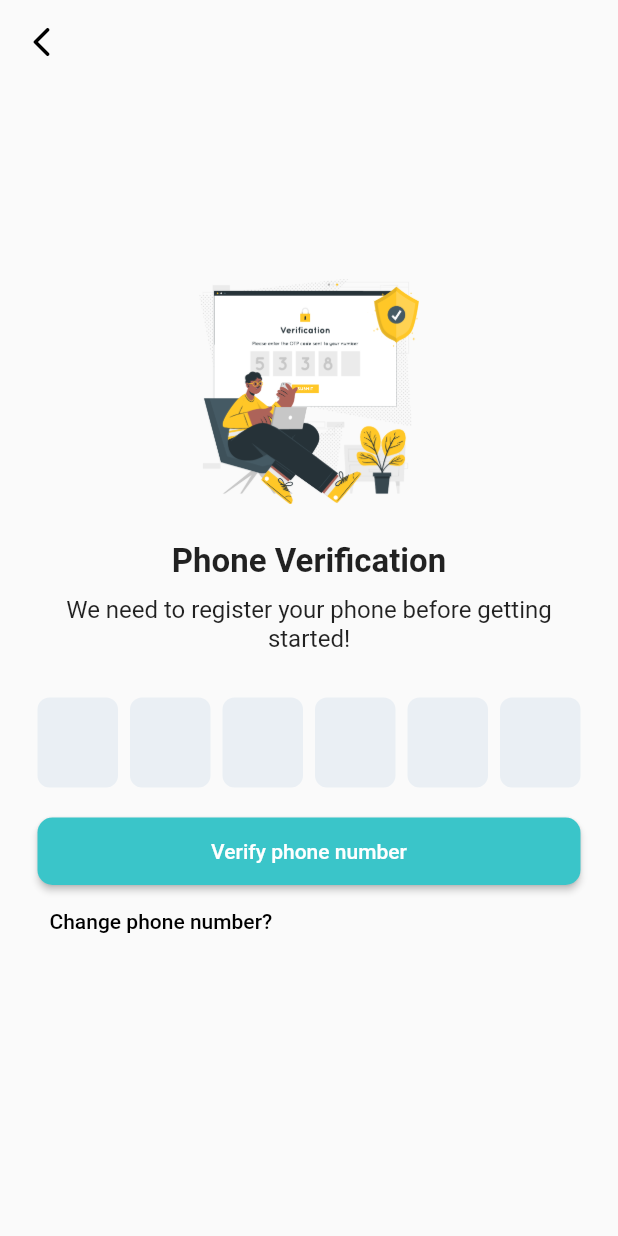
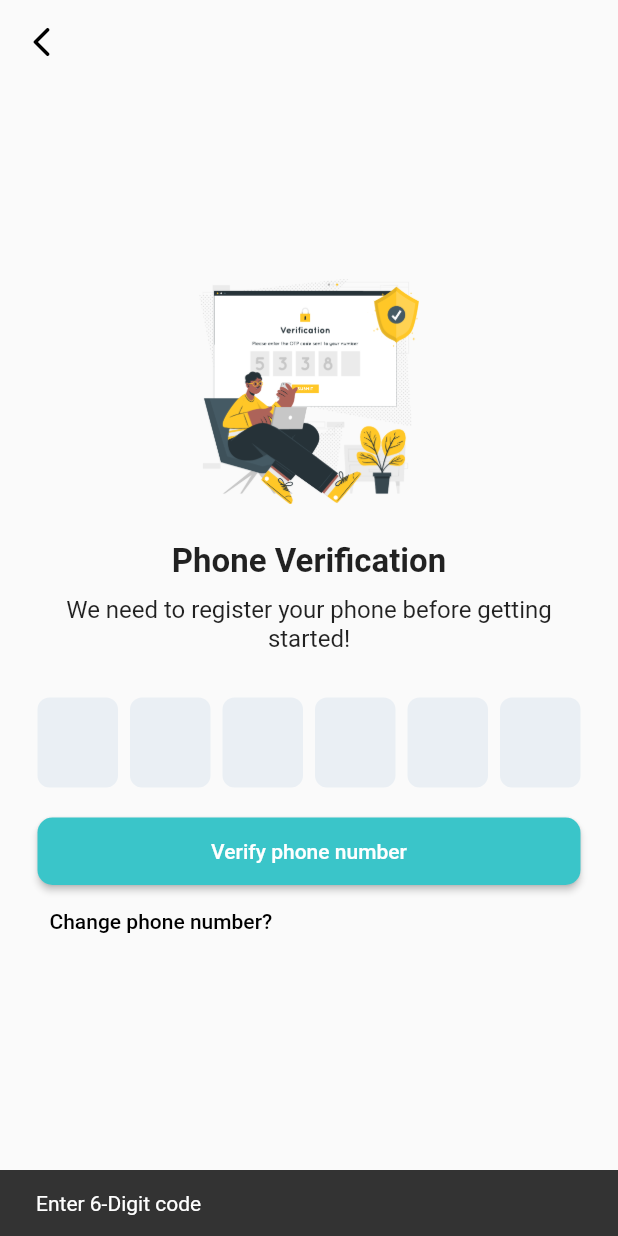
Before and after one commit to Nohopene/ecommerceapp, a Flutter app: the OTPScreen screen opened by its route, after a tap on "Verify phone number", on a phone screen of 412 x 824 dp. Run offline on Flutter 3.47's test engine with Material 2 defaults, Android fonts, the phone set to English and light mode, and no system bars; drawn by our look-alikes of pinput; our stand-ins replace cached_network_image, cloud_firestore, firebase_auth, firebase_core, flutter_rating_bar, flutter_svg and 3 more; missing offline and left inert: flutterfire_ui; accounts and stored records are empty.

Commit message:
first commit

```diff
--- a/lib/models/user_model.dart
+++ /dev/null
@@ -1,14 +0,0 @@
-import 'package:cloud_firestore/cloud_firestore.dart';
-
-class User {
-  static const NUMBER = 'number';
-  static const ID = 'id';
-
-  String? _number;
-  String? _id;
-
-  String? get number => _number;
-  String? get id => _id;
-
-  User.fromSnapshot(DocumentSnapshot snapshot) {}
-}
--- a/lib/screens/login/login_screen.dart
+++ b/lib/screens/login/login_screen.dart
@@ -2,7 +2,7 @@ import 'package:ecommerceapp/constanst/color_constant.dart';
 import 'package:ecommerceapp/constanst/image_constant.dart';
 import 'package:ecommerceapp/screens/login/widget/button_widget.dart';
 
-import 'package:ecommerceapp/services/phoneauth_service.dart';
+import 'package:ecommerceapp/services/auth_service.dart';
 import 'package:firebase_auth/firebase_auth.dart';
 import 'package:flutter/material.dart';
 import 'package:flutter/services.dart';
@@ -136,7 +136,7 @@ class _LoginScreenState extends State<LoginScreen> {
                     ),
                     onChanged: (value) {
                       setState(() {
-                        if (value.length == 10) {
+                        if (value.length >= 9) {
                           _validPhoneNumber = true;
                         } else {
                           _validPhoneNumber = false;
--- a/lib/screens/login/otp_screen.dart
+++ b/lib/screens/login/otp_screen.dart
@@ -2,7 +2,7 @@ import 'package:ecommerceapp/constanst/color_constant.dart';
 import 'package:ecommerceapp/screens/home/home_screen.dart';
 import 'package:ecommerceapp/screens/login/login_screen.dart';
 import 'package:ecommerceapp/screens/main_screen.dart';
-import 'package:ecommerceapp/services/phoneauth_service.dart';
+import 'package:ecommerceapp/services/auth_service.dart';
 import 'package:firebase_auth/firebase_auth.dart';
 import 'package:flutter/material.dart';
 import 'package:pinput/pinput.dart';
@@ -19,30 +19,10 @@ class _OTPScreenState extends State<OTPScreen> {
 
   PhoneAuthService _service = PhoneAuthService();
 
+  String? otpCode;
+
   @override
   Widget build(BuildContext context) {
-    final defaultPinTheme = PinTheme(
-      width: 56,
-      height: 56,
-      textStyle: TextStyle(
-          fontSize: 28,
-          color: Color.fromRGBO(30, 60, 87, 1),
-          fontWeight: FontWeight.w600),
-      decoration: BoxDecoration(
-          border: Border.all(color: Color.fromRGBO(234, 239, 243, 1)),
-          borderRadius: BorderRadius.circular(20)),
-    );
-
-    final focusedPinTheme = defaultPinTheme.copyDecorationWith(
-      border: Border.all(color: Color.fromRGBO(114, 178, 238, 1)),
-      borderRadius: BorderRadius.circular(8),
-    );
-
-    final submittedPinTheme = defaultPinTheme.copyWith(
-        decoration: defaultPinTheme.decoration
-            ?.copyWith(color: Color.fromRGBO(234, 239, 243, 1)));
-
-    var code = '';
     return Scaffold(
       extendBodyBehindAppBar: true,
       appBar: AppBar(
@@ -90,8 +70,10 @@ class _OTPScreenState extends State<OTPScreen> {
               Pinput(
                 length: 6,
                 showCursor: true,
-                onChanged: (value) {
-                  code = value;
+                onCompleted: (value) {
+                  setState(() {
+                    otpCode = value;
+                  });
                 },
               ),
               SizedBox(
@@ -102,21 +84,10 @@ class _OTPScreenState extends State<OTPScreen> {
                 width: double.infinity,
                 child: ElevatedButton(
                   onPressed: () async {
-                    try {
-                      PhoneAuthCredential credential =
-                          PhoneAuthProvider.credential(
-                              verificationId: LoginScreen.verify,
-                              smsCode: code);
-                      final User? user =
-                          (await auth.signInWithCredential(credential)).user;
-
-                      if (user != null) {
-                        _service.addUser(context);
-                      } else {
-                        print('Login failed');
-                      }
-                    } catch (e) {
-                      print('Wrong otp');
+                    if (otpCode != null) {
+                      _service.verifyOtp(userOtp: otpCode!, context: context);
+                    } else {
+                      showSnackBar(context, "Enter 6-Digit code");
                     }
                   },
                   child: Text('Verify phone number'),
@@ -145,3 +116,11 @@ class _OTPScreenState extends State<OTPScreen> {
     );
   }
 }
+
+void showSnackBar(BuildContext context, String content) {
+  ScaffoldMessenger.of(context).showSnackBar(
+    SnackBar(
+      content: Text(content),
+    ),
+  );
+}
```
Also changed, not shown: lib/models/cart_model.dart (added, +43 -0 lines), lib/screens/productdetails/productdetail_screen.dart (+25 -15 lines), lib/services/auth_service.dart (added, +73 -0 lines), lib/services/cart_service.dart (added, +53 -0 lines), lib/services/phoneauth_service.dart (deleted, +0 -49 lines).
